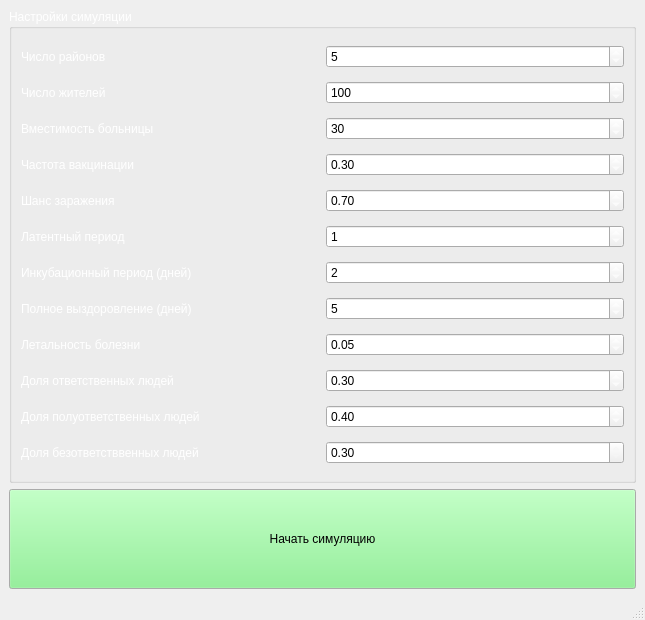
Qt form startStage/startmenu.ui (DergunNik/PlagueSim) before a commit.
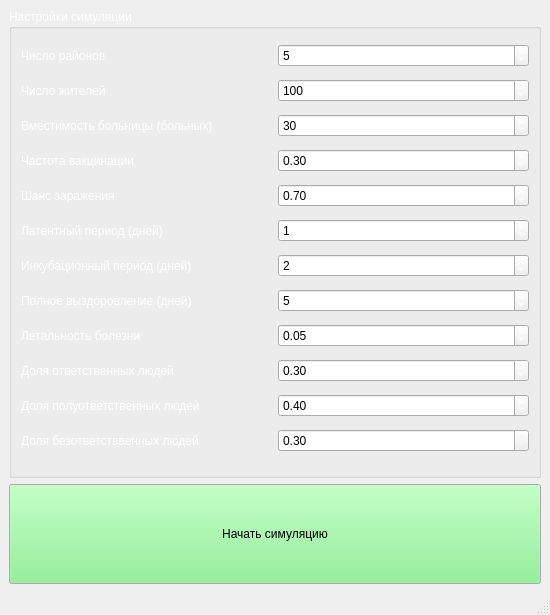
The same form after that commit.

```diff
--- a/startStage/startmenu.ui
+++ b/startStage/startmenu.ui
@@ -6,10 +6,16 @@
    <rect>
     <x>0</x>
     <y>0</y>
-    <width>645</width>
-    <height>620</height>
+    <width>550</width>
+    <height>615</height>
    </rect>
   </property>
+  <property name="maximumSize">
+   <size>
+    <width>550</width>
+    <height>615</height>
+   </size>
+  </property>
   <property name="windowTitle">
    <string>MainWindow</string>
   </property>
@@ -293,7 +299,7 @@
          <item row="5" column="0">
           <widget class="QLabel" name="label_11">
            <property name="text">
-            <string>Латентный период</string>
+            <string>Латентный период (дней)</string>
            </property>
           </widget>
          </item>
@@ -340,7 +346,7 @@
          <item row="2" column="0">
           <widget class="QLabel" name="label_12">
            <property name="text">
-            <string>Вместимость больницы</string>
+            <string>Вместимость больницы (больных)</string>
            </property>
           </widget>
          </item>
```
Left out of the diff: 2 changed lines with no effect on the pictures.
